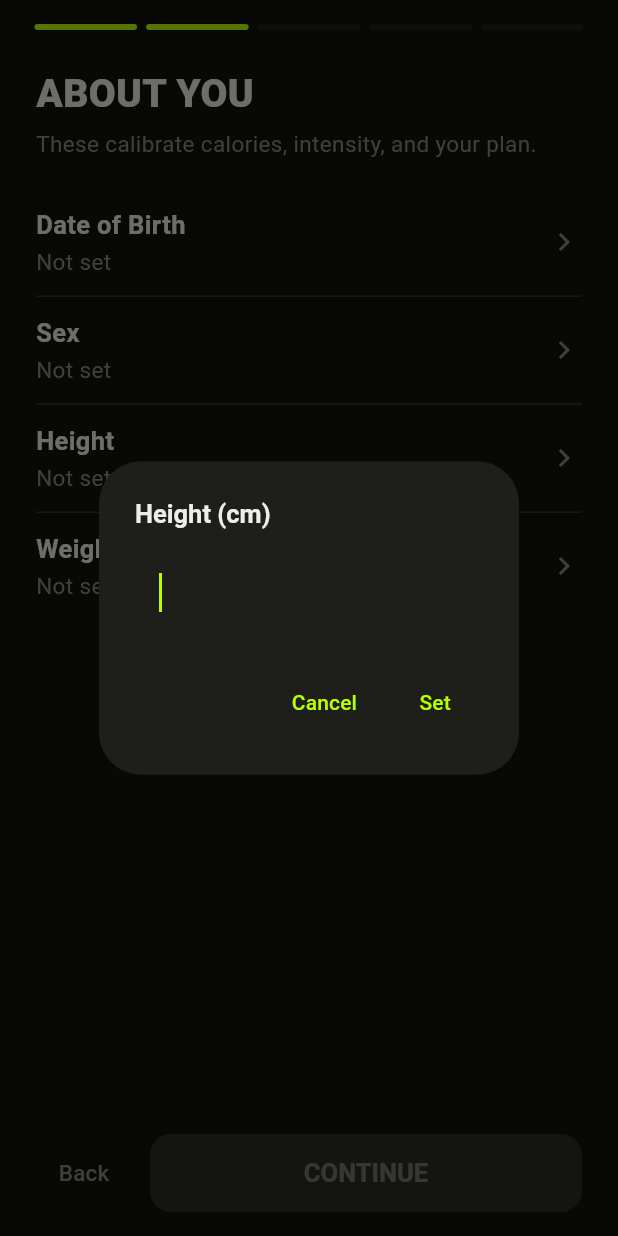
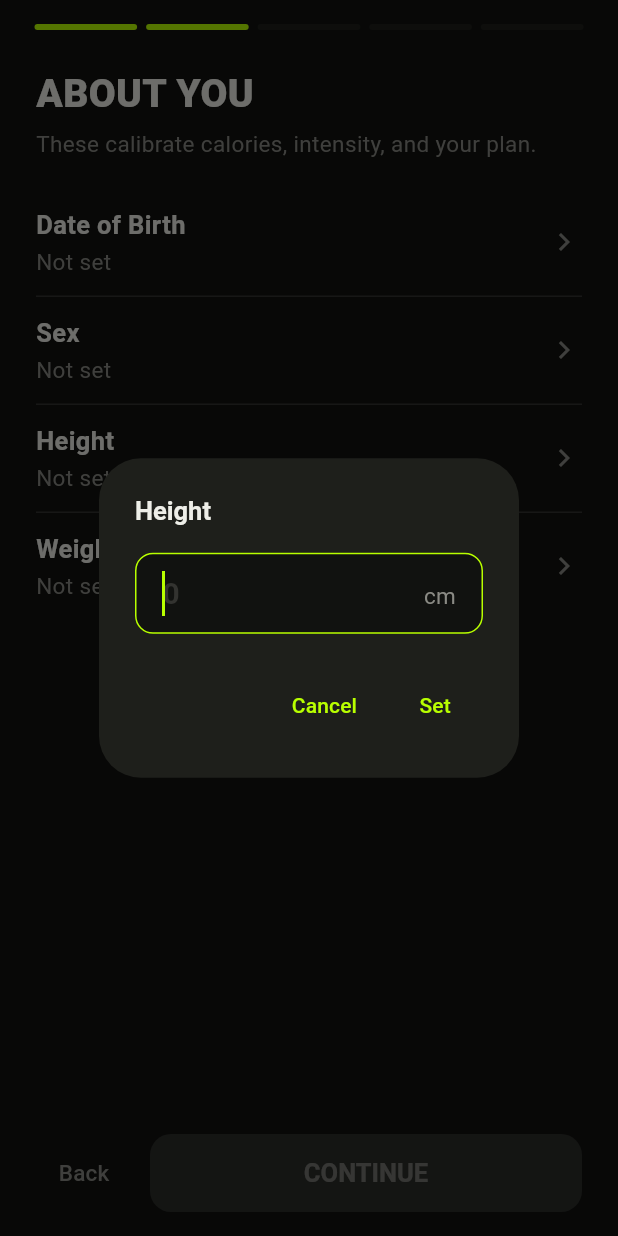
Before and after one commit to cyuanjun/FYP-26-S2-37-app, a Flutter app: the OnboardingFlow screen opened directly, after a tap on "LET'S GO", after a tap on "Height", on a phone screen of 412 x 824 dp. Run offline on Flutter 3.47's test engine with Material 3 defaults, Android fonts, the phone set to English and light mode, and no system bars; our stand-ins replace flutter_riverpod, freezed_annotation, geolocator, go_router, pedometer, share_plus and 1 more; accounts and stored records are empty; generated files the repository leaves out were written again.

Commit message:
Boxed number-input dialog with unit suffix (shared by onboarding + fitness profile)

```diff
--- a/lib/boundaries/ui/onboarding/onboarding_flow.dart
+++ b/lib/boundaries/ui/onboarding/onboarding_flow.dart
@@ -243,15 +243,25 @@ class _OnboardingFlowState extends ConsumerState<OnboardingFlow> {
         SettingRow(
           label: 'Height',
           value: _heightCm == null ? 'Not set' : '$_heightCm cm',
-          onTap: () => _numberDialog('Height (cm)', _heightCm?.toDouble(), 100, 250,
-              (v) => setState(() => _heightCm = v.round())),
+          onTap: () => showNumberInputDialog(context,
+              title: 'Height',
+              unit: 'cm',
+              current: _heightCm?.toDouble(),
+              min: 100,
+              max: 250,
+              onSet: (v) => setState(() => _heightCm = v.round())),
         ),
         const Divider(color: AppColors.faint, height: 1),
         SettingRow(
           label: 'Weight',
           value: _weightKg == null ? 'Not set' : '${_weightKg!.toStringAsFixed(1)} kg',
-          onTap: () => _numberDialog(
-              'Weight (kg)', _weightKg, 30, 250, (v) => setState(() => _weightKg = v)),
+          onTap: () => showNumberInputDialog(context,
+              title: 'Weight',
+              unit: 'kg',
+              current: _weightKg,
+              min: 30,
+              max: 250,
+              onSet: (v) => setState(() => _weightKg = v)),
         ),
       ],
     );
@@ -552,29 +562,4 @@ class _OnboardingFlowState extends ConsumerState<OnboardingFlow> {
     );
   }
 
-  Future<void> _numberDialog(String title, double? current, double min, double max,
-      void Function(double) onSet) async {
-    final ctl = TextEditingController(text: current?.toString() ?? '');
-    final v = await showDialog<double>(
-      context: context,
-      builder: (ctx) => AlertDialog(
-        backgroundColor: AppColors.surface,
-        title: Text(title, style: AppTypography.headline),
-        content: TextField(
-          controller: ctl,
-          keyboardType: const TextInputType.numberWithOptions(decimal: true),
-          autofocus: true,
-          decoration: const InputDecoration(isDense: true),
-        ),
-        actions: [
-          TextButton(onPressed: () => Navigator.of(ctx).pop(), child: const Text('Cancel')),
-          TextButton(
-            onPressed: () => Navigator.of(ctx).pop(double.tryParse(ctl.text.trim())),
-            child: const Text('Set'),
-          ),
-        ],
-      ),
-    );
-    if (v != null && v >= min && v <= max) onSet(v);
-  }
 }
--- a/lib/boundaries/ui/profile/profile_widgets.dart
+++ b/lib/boundaries/ui/profile/profile_widgets.dart
@@ -116,6 +116,59 @@ class SelectChip extends StatelessWidget {
       ),
     );
   }
+}
+
+/// Boxed numeric-entry dialog (height/weight etc.) — visible input field with
+/// a unit suffix, used by Fitness Profile (#13.1) and Onboarding (#3).
+Future<void> showNumberInputDialog(
+  BuildContext context, {
+  required String title,
+  required String unit,
+  double? current,
+  required double min,
+  required double max,
+  required void Function(double) onSet,
+}) async {
+  final ctl = TextEditingController(text: current?.toString() ?? '');
+  final v = await showDialog<double>(
+    context: context,
+    builder: (ctx) => AlertDialog(
+      backgroundColor: AppColors.surface,
+      title: Text(title, style: AppTypography.headline),
+      content: TextField(
+        controller: ctl,
+        keyboardType: const TextInputType.numberWithOptions(decimal: true),
+        autofocus: true,
+        style: AppTypography.title3,
+        decoration: InputDecoration(
+          filled: true,
+          fillColor: AppColors.bg,
+          hintText: '0',
+          hintStyle: AppTypography.title3.copyWith(color: AppColors.faint),
+          suffixText: unit,
+          suffixStyle: AppTypography.subheadline,
+          contentPadding: const EdgeInsets.symmetric(horizontal: 14, vertical: 12),
+          enabledBorder: OutlineInputBorder(
+            borderRadius: BorderRadius.circular(12),
+            borderSide: const BorderSide(color: AppColors.faint),
+          ),
+          focusedBorder: OutlineInputBorder(
+            borderRadius: BorderRadius.circular(12),
+            borderSide: const BorderSide(color: AppColors.accent),
+          ),
+        ),
+        onSubmitted: (_) => Navigator.of(ctx).pop(double.tryParse(ctl.text.trim())),
+      ),
+      actions: [
+        TextButton(onPressed: () => Navigator.of(ctx).pop(), child: const Text('Cancel')),
+        TextButton(
+          onPressed: () => Navigator.of(ctx).pop(double.tryParse(ctl.text.trim())),
+          child: const Text('Set'),
+        ),
+      ],
+    ),
+  );
+  if (v != null && v >= min && v <= max) onSet(v);
 }
 
 /// One pickable option in [showTagPicker].
```
Also changed, not shown: lib/boundaries/ui/profile/fitness_profile_screen.dart (+14 -32 lines).
